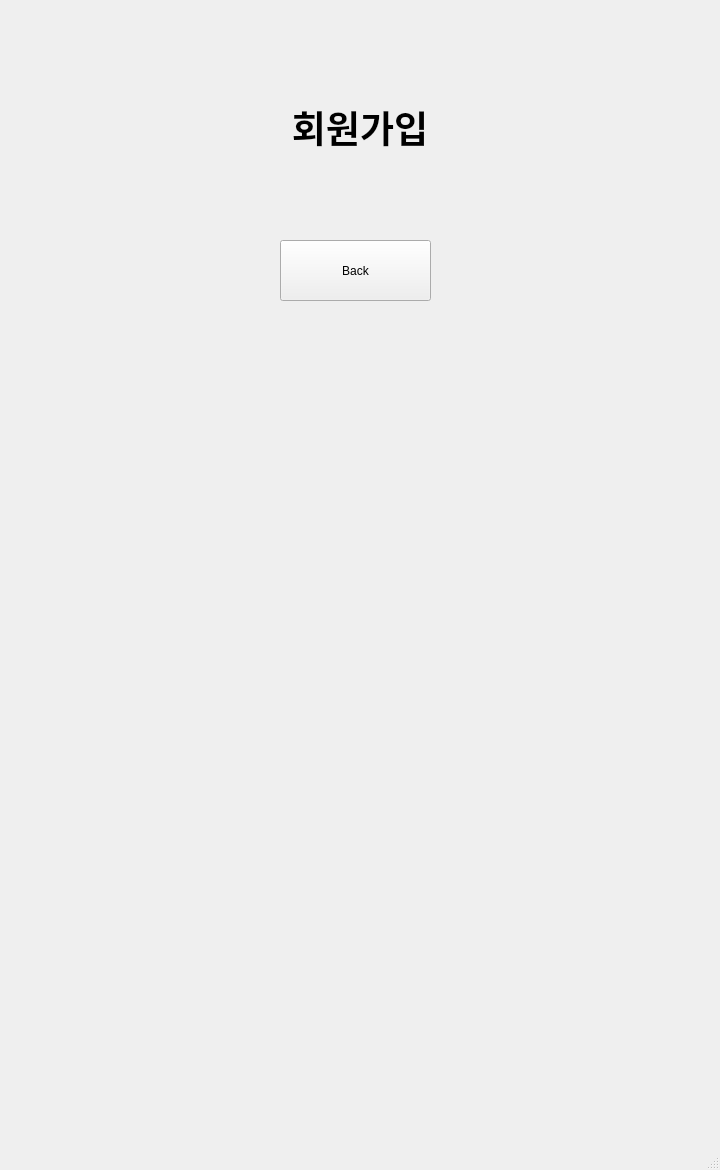
This is source/ui/window_contactList.ui in kiyuniii/Messenger as Qt 5 draws it before an edit. The edited form follows.
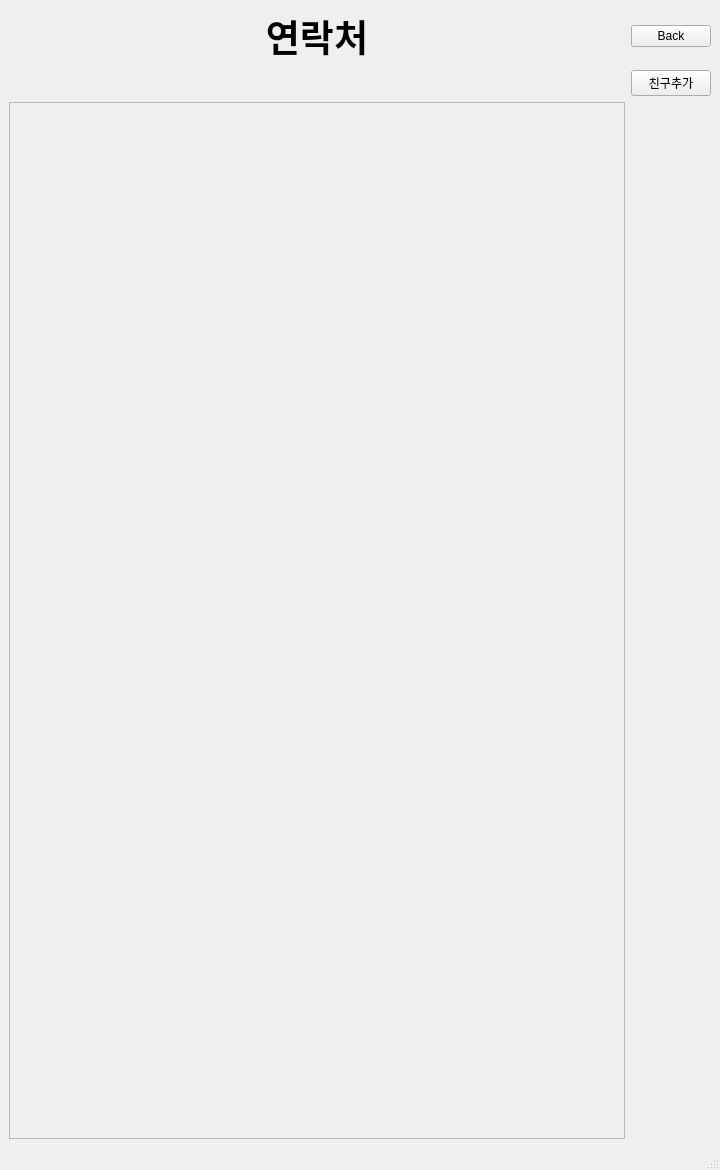
This is the edited form.

```diff
--- a/source/ui/window_contactList.ui
+++ b/source/ui/window_contactList.ui
@@ -14,32 +14,56 @@
    <string>MainWindow</string>
   </property>
   <widget class="QWidget" name="centralwidget">
+   <layout class="QGridLayout" name="gridLayout">
+    <item row="3" column="2">
+     <widget class="QPushButton" name="button_addProfile">
+      <property name="text">
+       <string>친구추가</string>
+      </property>
+     </widget>
+    </item>
+    <item row="2" column="0">
+     <widget class="QLabel" name="label_title">
+      <property name="text">
+       <string>&lt;html&gt;&lt;head/&gt;&lt;body&gt;&lt;p align=&quot;center&quot;&gt;&lt;span style=&quot; font-size:28pt; font-weight:700;&quot;&gt;연락처&lt;/span&gt;&lt;/p&gt;&lt;/body&gt;&lt;/html&gt;</string>
+      </property>
+     </widget>
+    </item>
+    <item row="2" column="2">
    <widget class="QPushButton" name="button_Close">
-    <property name="geometry">
-     <rect>
-      <x>280</x>
-      <y>240</y>
-      <width>151</width>
-      <height>61</height>
-     </rect>
-    </property>
     <property name="text">
      <string>Back</string>
     </property>
    </widget>
-   <widget class="QLabel" name="label_title">
+    </item>
+    <item row="4" column="0">
+     <widget class="QScrollArea" name="scrollArea">
+      <property name="widgetResizable">
+       <bool>true</bool>
+      </property>
+      <widget class="QWidget" name="scrollAreaWidgetContents">
     <property name="geometry">
      <rect>
-      <x>110</x>
-      <y>100</y>
-      <width>500</width>
-      <height>50</height>
-     </rect>
-    </property>
-    <property name="text">
-     <string>&lt;html&gt;&lt;head/&gt;&lt;body&gt;&lt;p align=&quot;center&quot;&gt;&lt;span style=&quot; font-size:28pt; font-weight:700;&quot;&gt;회원가입&lt;/span&gt;&lt;/p&gt;&lt;/body&gt;&lt;/html&gt;</string>
-    </property>
-   </widget>
+         <x>0</x>
+         <y>0</y>
+         <width>614</width>
+         <height>1010</height>
+        </rect>
+       </property>
+       <widget class="QWidget" name="widget" native="true">
+        <property name="geometry">
+         <rect>
+          <x>250</x>
+          <y>130</y>
+          <width>120</width>
+          <height>80</height>
+         </rect>
+        </property>
+       </widget>
+      </widget>
+     </widget>
+    </item>
+   </layout>
   </widget>
   <widget class="QMenuBar" name="menubar">
    <property name="geometry">
```
Lines whose indentation alone changed are shown as unchanged.
